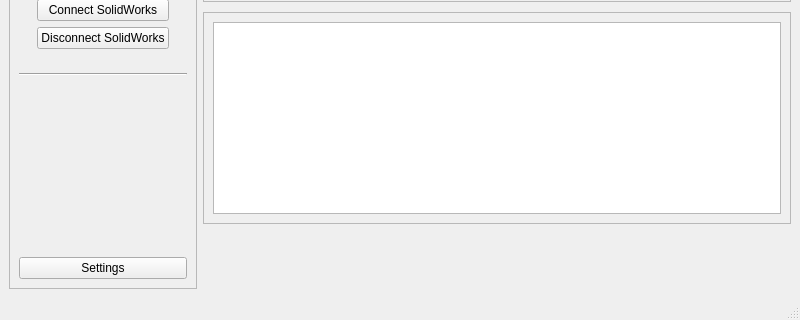
Qt form src/solid_automate/gui/ui/solid_automate.ui (Giieniox256/SolidAutomate) before a commit; both pictures show x 0 to 800 and y 280 to 600 of the 800 by 600 pixel window.
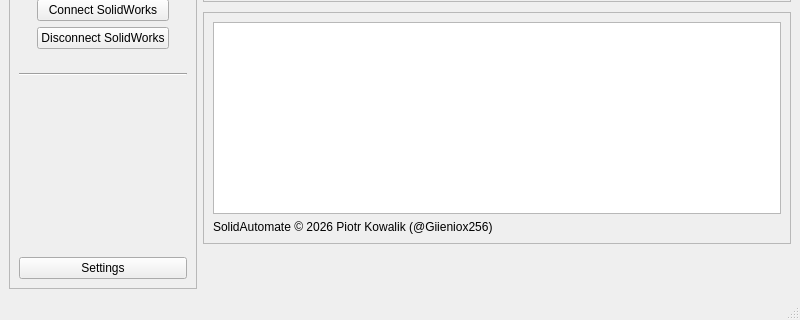
The same form after that commit.

Commit message: label copyright

Diff of the .ui file:
```diff
--- a/src/solid_automate/gui/ui/solid_automate.ui
+++ b/src/solid_automate/gui/ui/solid_automate.ui
@@ -338,6 +338,13 @@
           <item>
            <widget class="QTextBrowser" name="tb_console"/>
           </item>
+          <item>
+           <widget class="QLabel" name="label_3">
+            <property name="text">
+             <string>SolidAutomate © 2026 Piotr Kowalik (@Giieniox256)</string>
+            </property>
+           </widget>
+          </item>
          </layout>
         </widget>
        </item>
```
